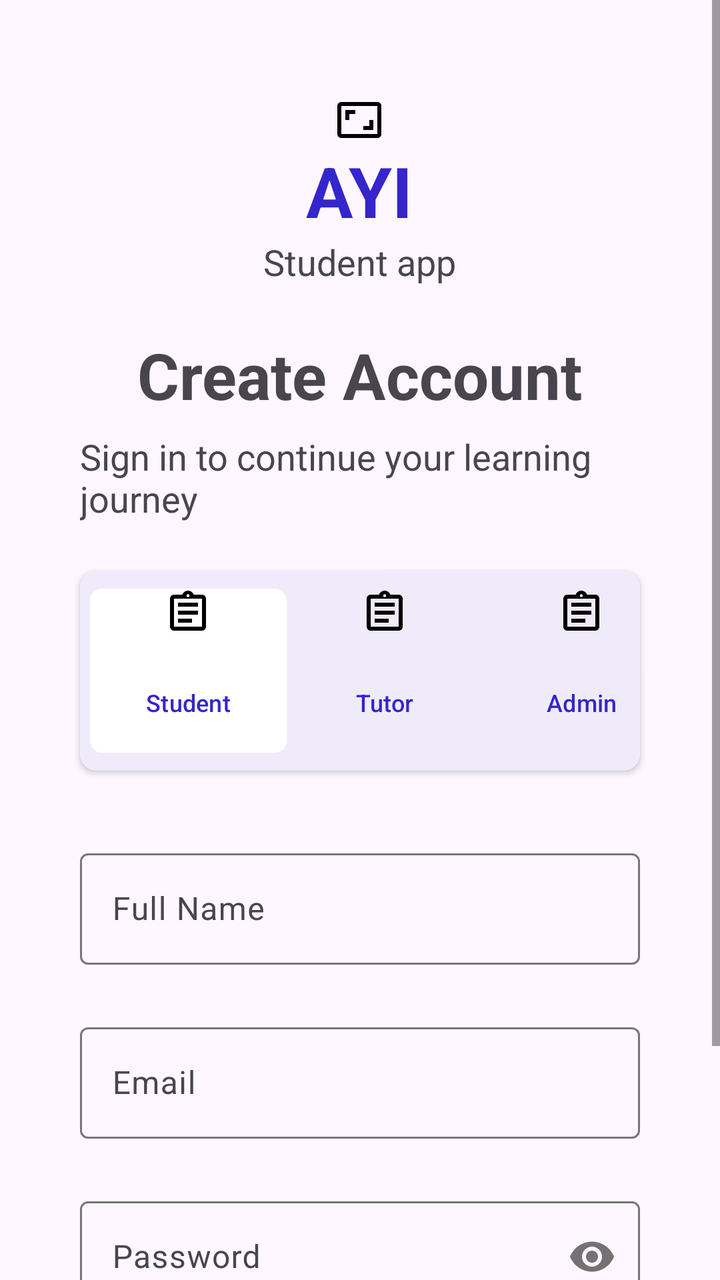
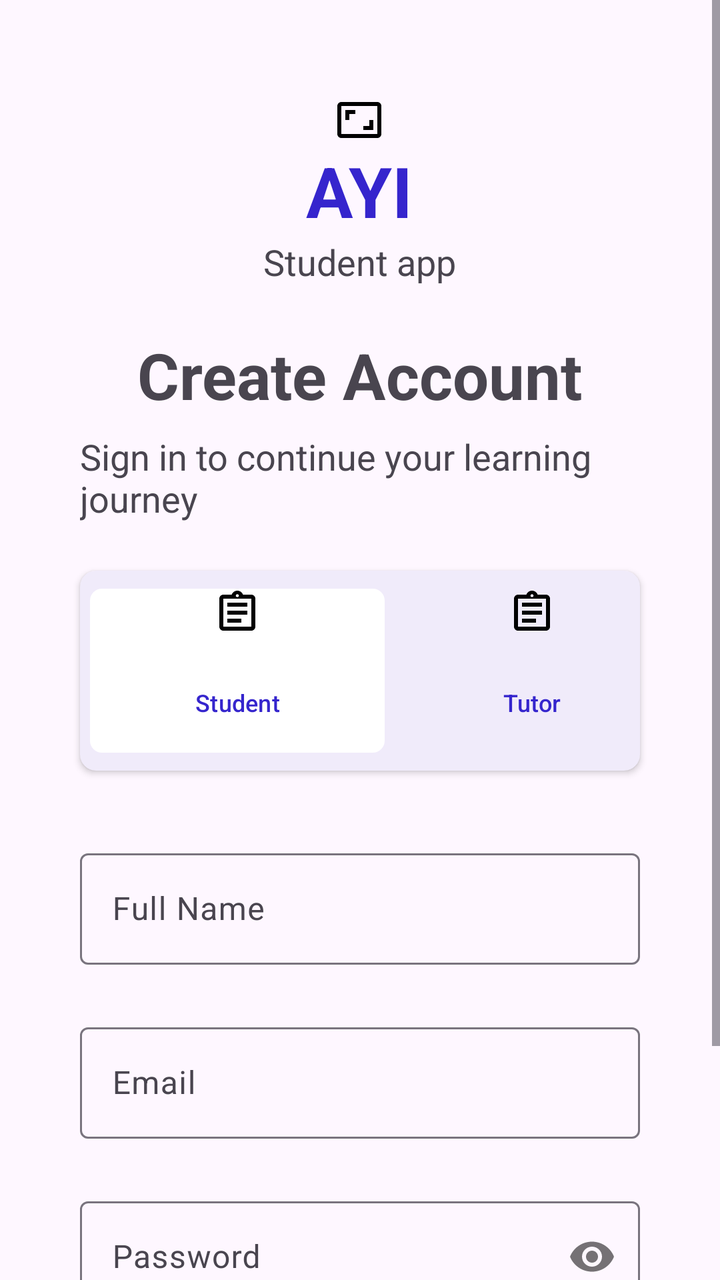

Before-and-after screenshots of an Android layout around one commit, followed by the original layout XML and the change that was made.
<!-- AndroidManifest.xml: application theme Theme.MyTutor -->
<!-- res/layout/activity_sign_up.xml -->
<?xml version="1.0" encoding="utf-8"?>
<LinearLayout
    xmlns:android="http://schemas.android.com/apk/res/android"
    xmlns:app="http://schemas.android.com/apk/res-auto"
    xmlns:tools="http://schemas.android.com/tools"
    android:id="@+id/main"
    android:layout_width="match_parent"
    android:layout_height="match_parent"
    android:orientation="vertical"
    tools:context=".SignUpActivity">

    <ScrollView
        android:layout_width="match_parent"
        android:layout_height="match_parent">

        <LinearLayout
            android:layout_width="match_parent"
            android:layout_height="wrap_content"
            android:orientation="vertical"
            android:paddingBottom="20dp">

            <TextView
                android:layout_width="wrap_content"
                android:layout_height="wrap_content"
                android:text="AYI"
                android:textStyle="bold"
                android:textColor="@color/btn"
                android:drawableTop="@drawable/outline_aspect_ratio_24"
                android:textAllCaps="true"
                android:textSize="35sp"
                android:layout_marginTop="48dp"
                android:layout_gravity="center"/>
            <TextView
                android:layout_width="wrap_content"
                android:layout_height="wrap_content"
                android:layout_gravity="center"
                android:text="Student app"
                android:textSize="18sp"
                android:layout_marginHorizontal="40dp"/>

            <TextView
                android:layout_width="wrap_content"
                android:layout_height="wrap_content"
                android:text="Create Account"
                android:textSize="32sp"
                android:layout_gravity="center"
                android:textStyle="bold"
                android:layout_marginTop="23dp"
                android:layout_marginHorizontal="40dp"/>
            <TextView
                android:layout_width="wrap_content"
                android:layout_height="wrap_content"
                android:text="Sign in to continue your learning journey"
                android:textSize="18sp"
                android:layout_marginTop="7.1dp"
                android:layout_marginHorizontal="40dp"/>

            <androidx.cardview.widget.CardView
                android:layout_width="wrap_content"
                android:layout_height="wrap_content"
                android:layout_gravity="center"
                android:layout_marginHorizontal="40dp"
                android:layout_marginTop="24dp"
                android:backgroundTint="#F0EBFA"
                app:cardBackgroundColor="#973535"
                app:cardCornerRadius="8dp">

                <LinearLayout
                    android:layout_width="305dp"
                    android:layout_height="wrap_content"
                    android:backgroundTint="#FFFFFF"
                    android:orientation="horizontal"
                    android:padding="5dp">

                    <com.google.android.material.button.MaterialButton
                        android:id="@+id/student"
                        android:layout_width="0dp"
                        android:layout_height="90dp"
                        android:layout_weight="1"
                        android:drawableTop="@drawable/outline_assignment_24"
                        android:padding="0dp"
                        android:text="Student"
                        android:textColor="@color/btn"
                        android:textSize="12sp"
                        app:backgroundTint="@color/white"
                        app:cornerRadius="6dp" />

                    <com.google.android.material.button.MaterialButton
                        android:id="@+id/tutor"
                        android:layout_width="0dp"
                        android:layout_height="90dp"
                        android:layout_weight="1"
                        android:drawableTop="@drawable/outline_assignment_24"
                        android:padding="0dp"
                        android:text="Tutor"
                        android:textColor="@color/btn"
                        android:textSize="12sp"
                        app:backgroundTint="#00FFFFFF"
                        app:cornerRadius="6dp" />

                    <com.google.android.material.button.MaterialButton
                        android:id="@+id/admin"
                        android:layout_width="0dp"
                        android:layout_height="90dp"
                        android:layout_weight="1"
                        android:drawableTop="@drawable/outline_assignment_24"
                        android:padding="0dp"
                        android:text="Admin"
                        android:textColor="@color/btn"
                        android:textSize="12sp"
                        app:backgroundTint="#00FFFFFF"
                        app:cornerRadius="6dp" />


                </LinearLayout>
            </androidx.cardview.widget.CardView>

            <com.google.android.material.textfield.TextInputLayout
                android:layout_width="match_parent"
                android:layout_marginHorizontal="40dp"
                android:layout_marginTop="36dp"
                android:layout_height="wrap_content">
                <com.google.android.material.textfield.TextInputEditText
                    android:id="@+id/fullName"
                    android:layout_width="match_parent"
                    android:layout_height="wrap_content"
                    android:textColor="@color/textInput"
                    android:inputType="text"
                    android:hint="Full Name"/>
            </com.google.android.material.textfield.TextInputLayout>

            <com.google.android.material.textfield.TextInputLayout
                android:layout_width="match_parent"
                android:layout_marginHorizontal="40dp"
                android:layout_marginTop="26dp"
                android:layout_height="wrap_content">
                <com.google.android.material.textfield.TextInputEditText
                    android:id="@+id/email"
                    android:layout_width="match_parent"
                    android:layout_height="wrap_content"
                    android:textColor="@color/textInput"
                    android:inputType="textEmailAddress"
                    android:hint="Email"/>
            </com.google.android.material.textfield.TextInputLayout>

            <com.google.android.material.textfield.TextInputLayout
                android:id="@+id/bioLayout"
                android:layout_width="match_parent"
                android:layout_marginHorizontal="40dp"
                android:layout_marginTop="26dp"
                android:visibility="gone"
                android:layout_height="wrap_content">
                <com.google.android.material.textfield.TextInputEditText
                    android:id="@+id/bio"
                    android:layout_width="match_parent"
                    android:layout_height="wrap_content"
                    android:textColor="@color/textInput"
                    android:inputType="textMultiLine"
                    android:hint="Bio/Description (e.g. Expert in Math)"/>
            </com.google.android.material.textfield.TextInputLayout>

            <com.google.android.material.textfield.TextInputLayout
                android:layout_width="match_parent"
                android:layout_marginHorizontal="40dp"
                android:layout_marginTop="26dp"
                app:passwordToggleEnabled="true"
                android:layout_height="wrap_content">
                <com.google.android.material.textfield.TextInputEditText
                    android:id="@+id/password"
                    android:layout_width="match_parent"
                    android:layout_height="wrap_content"
                    android:textColor="@color/textInput"
                    android:inputType="textPassword"
                    android:hint="Password"/>
            </com.google.android.material.textfield.TextInputLayout>

            <com.google.android.material.button.MaterialButton
                android:id="@+id/loginBtn"
                android:layout_width="match_parent"
                android:layout_height="61dp"
                android:layout_marginHorizontal="40dp"
                android:layout_marginTop="20dp"
                android:backgroundTint="@color/btn"
                android:text="Create Account"
                app:cornerRadius="8dp" />

            <TextView
                android:id="@+id/login"
                android:layout_width="wrap_content"
                android:layout_height="wrap_content"
                android:layout_gravity="center"
                android:layout_marginHorizontal="40dp"
                android:layout_marginTop="7.1dp"
                android:clickable="true"
                android:text="Already have an account? Log In"
                android:textSize="14sp" />

        </LinearLayout>
    </ScrollView>
</LinearLayout>
<!-- resources referenced by this layout -->
<resources>
  <color name="btn">#3525CD</color>
  <color name="textInput">#464555</color>
  <color name="white">#FFFFFFFF</color>
  <!-- drawable outline_aspect_ratio_24 (drawable) -->
  <vector xmlns:android="http://schemas.android.com/apk/res/android" android:height="24dp" android:tint="#000000" android:viewportHeight="24" android:viewportWidth="24" android:width="24dp">
        
      <path android:fillColor="@android:color/white" android:pathData="M19,12h-2v3h-3v2h5v-5zM7,9h3L10,7L5,7v5h2L7,9zM21,3L3,3c-1.1,0 -2,0.9 -2,2v14c0,1.1 0.9,2 2,2h18c1.1,0 2,-0.9 2,-2L23,5c0,-1.1 -0.9,-2 -2,-2zM21,19.01L3,19.01L3,4.99h18v14.02z"/>
      
  </vector>
  <!-- drawable outline_assignment_24 (drawable) -->
  <vector xmlns:android="http://schemas.android.com/apk/res/android" android:autoMirrored="true" android:height="24dp" android:tint="#000000" android:viewportHeight="24" android:viewportWidth="24" android:width="24dp">
        
      <path android:fillColor="@android:color/white" android:pathData="M7,15h7v2L7,17zM7,11h10v2L7,13zM7,7h10v2L7,9zM19,3h-4.18C14.4,1.84 13.3,1 12,1c-1.3,0 -2.4,0.84 -2.82,2L5,3c-0.14,0 -0.27,0.01 -0.4,0.04 -0.39,0.08 -0.74,0.28 -1.01,0.55 -0.18,0.18 -0.33,0.4 -0.43,0.64 -0.1,0.23 -0.16,0.49 -0.16,0.77v14c0,0.27 0.06,0.54 0.16,0.78s0.25,0.45 0.43,0.64c0.27,0.27 0.62,0.47 1.01,0.55 0.13,0.02 0.26,0.03 0.4,0.03h14c1.1,0 2,-0.9 2,-2L21,5c0,-1.1 -0.9,-2 -2,-2zM12,2.75c0.41,0 0.75,0.34 0.75,0.75s-0.34,0.75 -0.75,0.75 -0.75,-0.34 -0.75,-0.75 0.34,-0.75 0.75,-0.75zM19,19L5,19L5,5h14v14z"/>
      
  </vector>
  <style name="Theme.MyTutor" parent="Base.Theme.MyTutor" />
  <style name="Base.Theme.MyTutor" parent="Theme.Material3.DayNight.NoActionBar">
          
          
      </style>
</resources>

<!-- the commit's change to res/layout/activity_sign_up.xml (unified diff, before → after) -->
@@ -98,18 +98,18 @@
                         app:backgroundTint="#00FFFFFF"
                         app:cornerRadius="6dp" />
 
-                    <com.google.android.material.button.MaterialButton
-                        android:id="@+id/admin"
-                        android:layout_width="0dp"
-                        android:layout_height="90dp"
-                        android:layout_weight="1"
-                        android:drawableTop="@drawable/outline_assignment_24"
-                        android:padding="0dp"
-                        android:text="Admin"
-                        android:textColor="@color/btn"
-                        android:textSize="12sp"
-                        app:backgroundTint="#00FFFFFF"
-                        app:cornerRadius="6dp" />
+
+
+
+
+
+
+
+
+
+
+
+
 
 
                 </LinearLayout>
